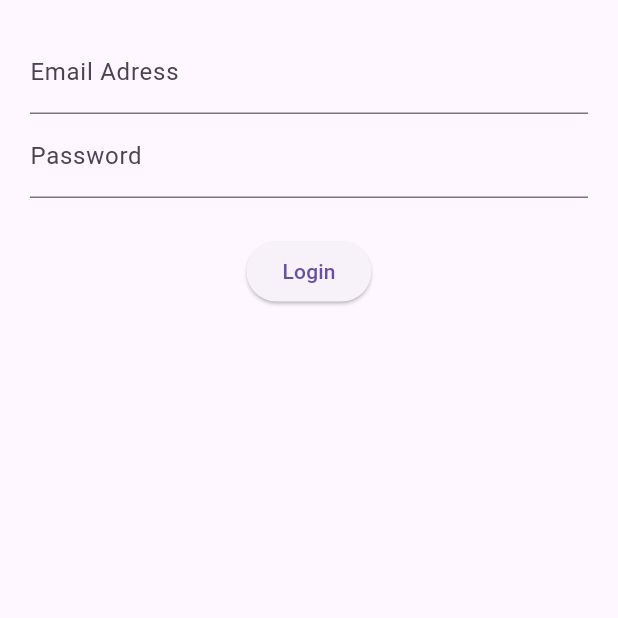
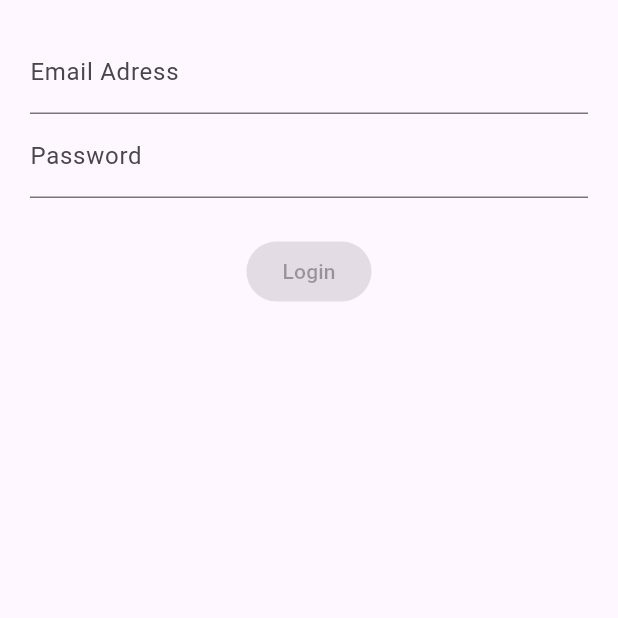
Before and after one commit to rafinder1/learning_flutter, a Flutter app: the screen it shows after launch, on a phone screen of 412 x 824 dp, the top half of it. Run offline on Flutter 3.47's test engine with Material 3 defaults, Android fonts, the light colour scheme and no system bars; our stand-ins replace bloc, cloud_firestore, equatable, firebase_auth, firebase_core, flutter_bloc and 5 more; accounts and stored records are empty.

Commit message:
injection submit method from bloc to elevatedbutton

```diff
--- a/04-forms-and-validation/validation_bloc/lib/src/screens/login_screen.dart
+++ b/04-forms-and-validation/validation_bloc/lib/src/screens/login_screen.dart
@@ -18,7 +18,7 @@ class LoginScreen extends StatelessWidget {
           SizedBox(
             height: 25,
           ),
-          submitButton(),
+          submitButton(bloc),
         ],
       ),
     );
@@ -58,10 +58,15 @@ class LoginScreen extends StatelessWidget {
     );
   }
 
-  submitButton() {
-    return ElevatedButton(
-      onPressed: () {},
-      child: Text('Login'),
+  submitButton(Bloc bloc) {
+    return StreamBuilder(
+      stream: bloc.submitValid,
+      builder: (context, snapshot) {
+        return ElevatedButton(
+          onPressed: snapshot.hasData ? bloc.submit : null,
+          child: const Text('Login'),
+        );
+      },
     );
   }
 }
```
